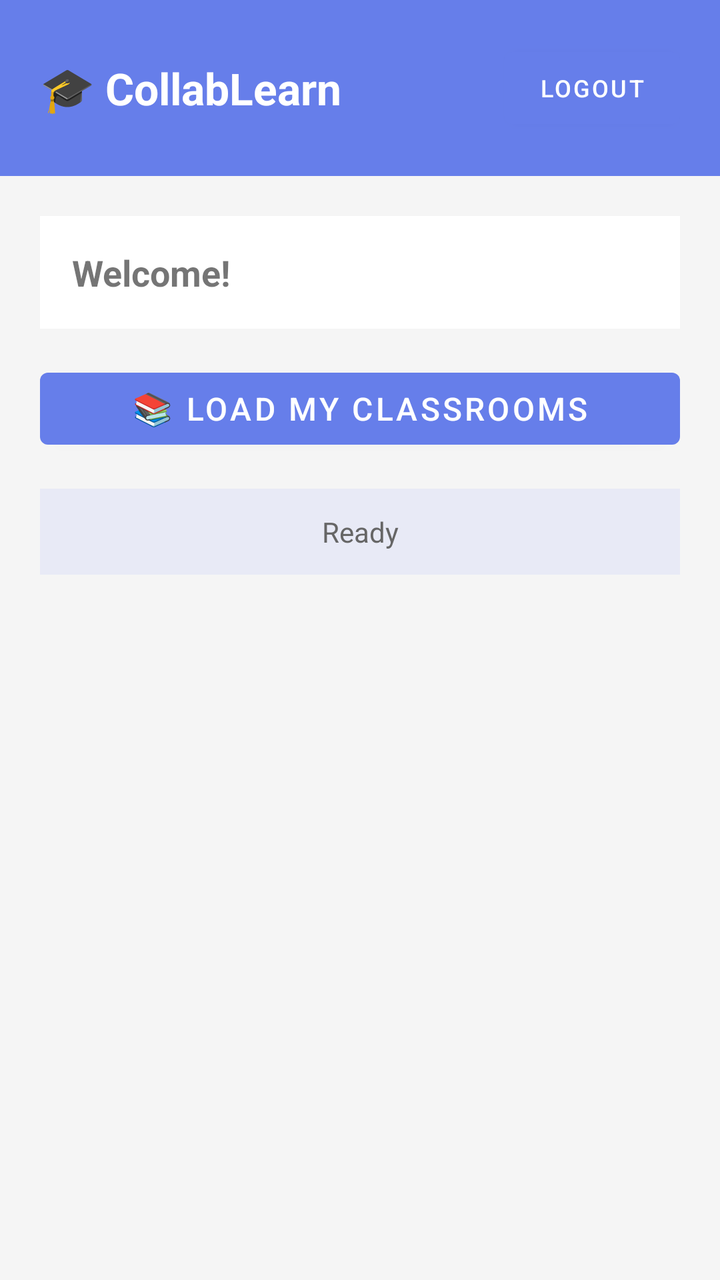
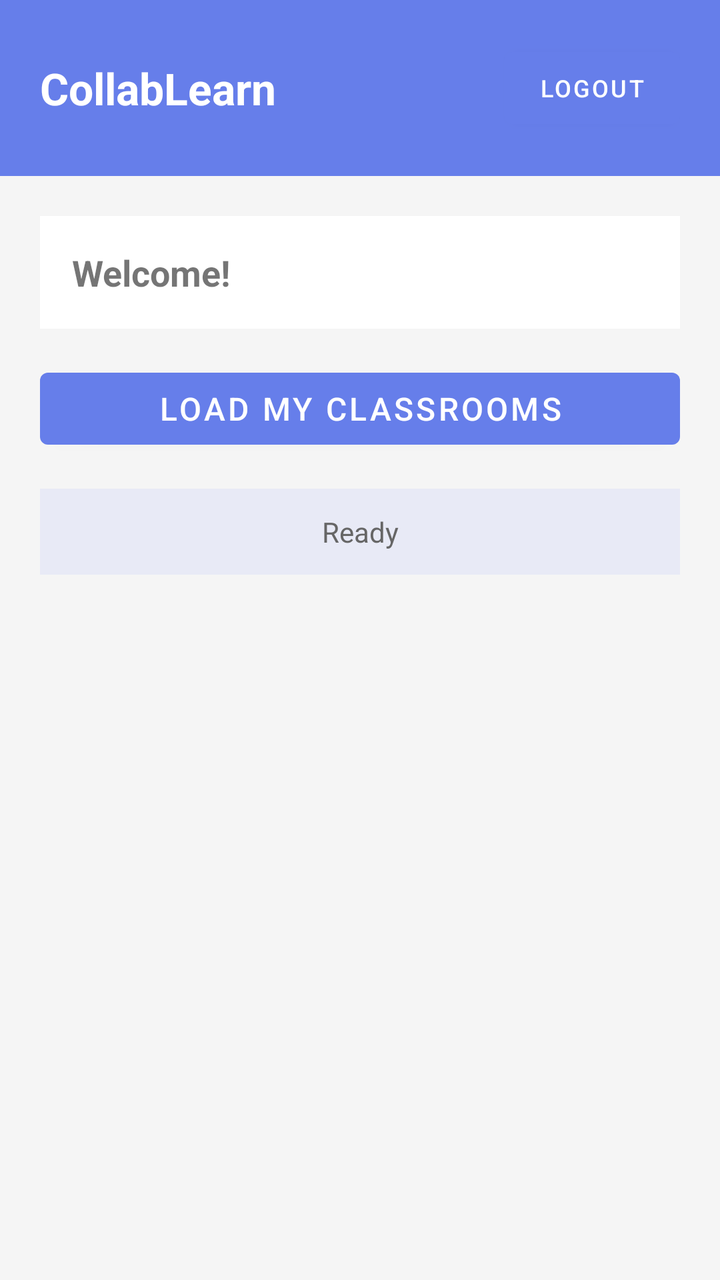

Before-and-after screenshots of an Android layout around one commit, followed by the original layout XML and the change that was made.
<!-- AndroidManifest.xml: application theme Theme.CollabLearn -->
<!-- res/layout/activity_main.xml -->
<?xml version="1.0" encoding="utf-8"?>
<LinearLayout xmlns:android="http://schemas.android.com/apk/res/android"
    android:layout_width="match_parent"
    android:layout_height="match_parent"
    android:orientation="vertical"
    android:background="#F5F5F5">

    <LinearLayout
        android:layout_width="match_parent"
        android:layout_height="wrap_content"
        android:background="#667eea"
        android:padding="20dp"
        android:orientation="horizontal"
        android:gravity="center_vertical">

        <TextView
            android:layout_width="0dp"
            android:layout_height="wrap_content"
            android:layout_weight="1"
            android:text="🎓 CollabLearn"
            android:textColor="#FFFFFF"
            android:textSize="22sp"
            android:textStyle="bold"/>

        <Button
            android:id="@+id/logoutButton"
            android:layout_width="wrap_content"
            android:layout_height="wrap_content"
            android:text="LOGOUT"
            android:textSize="12sp"/>
    </LinearLayout>

    <ScrollView
        android:layout_width="match_parent"
        android:layout_height="0dp"
        android:layout_weight="1"
        android:fillViewport="true">

        <LinearLayout
            android:layout_width="match_parent"
            android:layout_height="wrap_content"
            android:orientation="vertical"
            android:padding="20dp">

            <TextView
                android:id="@+id/welcomeText"
                android:layout_width="match_parent"
                android:layout_height="wrap_content"
                android:text="Welcome!"
                android:textSize="18sp"
                android:textStyle="bold"
                android:padding="16dp"
                android:background="#FFFFFF"
                android:layout_marginBottom="16dp"/>

            <Button
                android:id="@+id/loadClassroomsButton"
                android:layout_width="match_parent"
                android:layout_height="wrap_content"
                android:text="📚 LOAD MY CLASSROOMS"
                android:textSize="16sp"
                android:layout_marginBottom="16dp"/>

            <ProgressBar
                android:id="@+id/progressBar"
                android:layout_width="wrap_content"
                android:layout_height="wrap_content"
                android:layout_gravity="center"
                android:visibility="gone"
                android:layout_marginBottom="16dp"/>

            <TextView
                android:id="@+id/statusText"
                android:layout_width="match_parent"
                android:layout_height="wrap_content"
                android:padding="12dp"
                android:background="#E8EAF6"
                android:text="Ready"
                android:textColor="#666666"
                android:gravity="center"
                android:layout_marginBottom="16dp"/>

            <LinearLayout
                android:id="@+id/classroomsList"
                android:layout_width="match_parent"
                android:layout_height="wrap_content"
                android:orientation="vertical"/>
        </LinearLayout>
    </ScrollView>

</LinearLayout>
<!-- resources referenced by this layout -->
<resources>
  <style name="Theme.CollabLearn" parent="Theme.MaterialComponents.Light.NoActionBar">
          <item name="colorPrimary">#667eea</item>
          <item name="colorPrimaryVariant">#5568d3</item>
          <item name="colorOnPrimary">#FFFFFF</item>
          <item name="colorSecondary">#764ba2</item>
          <item name="colorSecondaryVariant">#5e3a82</item>
          <item name="colorOnSecondary">#FFFFFF</item>
          <item name="android:statusBarColor">?attr/colorPrimaryVariant</item>
      </style>
</resources>

<!-- the commit's change to res/layout/activity_main.xml (unified diff, before → after) -->
@@ -17,7 +17,7 @@
             android:layout_width="0dp"
             android:layout_height="wrap_content"
             android:layout_weight="1"
-            android:text="🎓 CollabLearn"
+            android:text="CollabLearn"
             android:textColor="#FFFFFF"
             android:textSize="22sp"
             android:textStyle="bold"/>
@@ -57,7 +57,7 @@
                 android:id="@+id/loadClassroomsButton"
                 android:layout_width="match_parent"
                 android:layout_height="wrap_content"
-                android:text="📚 LOAD MY CLASSROOMS"
+                android:text="LOAD MY CLASSROOMS"
                 android:textSize="16sp"
                 android:layout_marginBottom="16dp"/>
 
